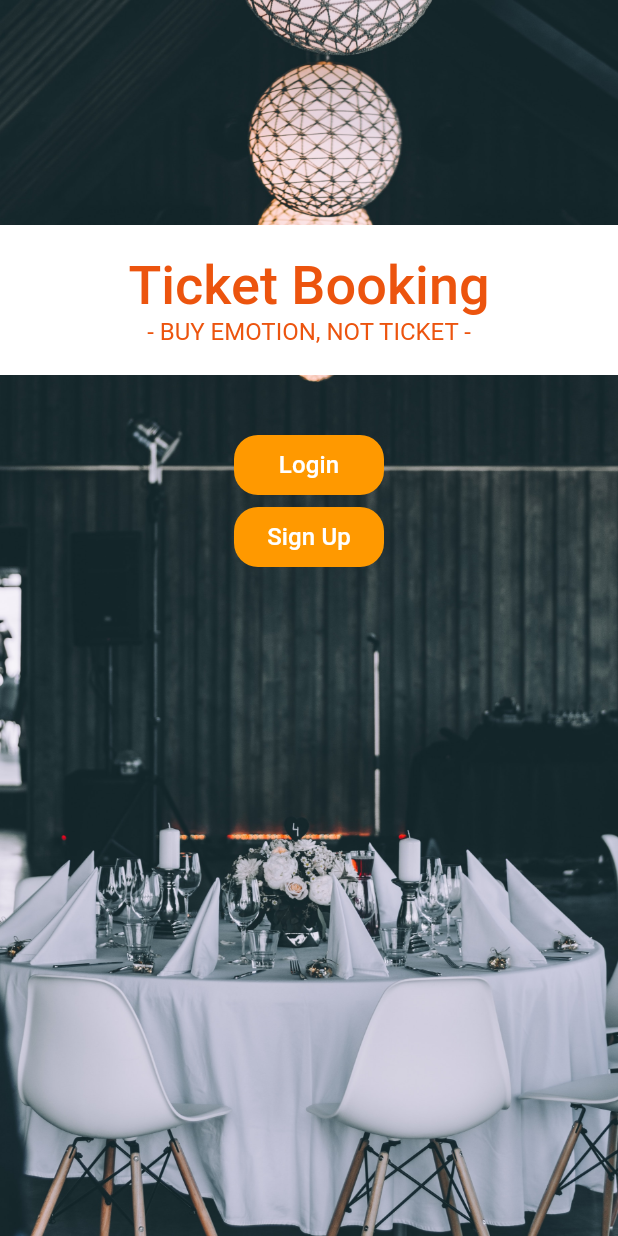
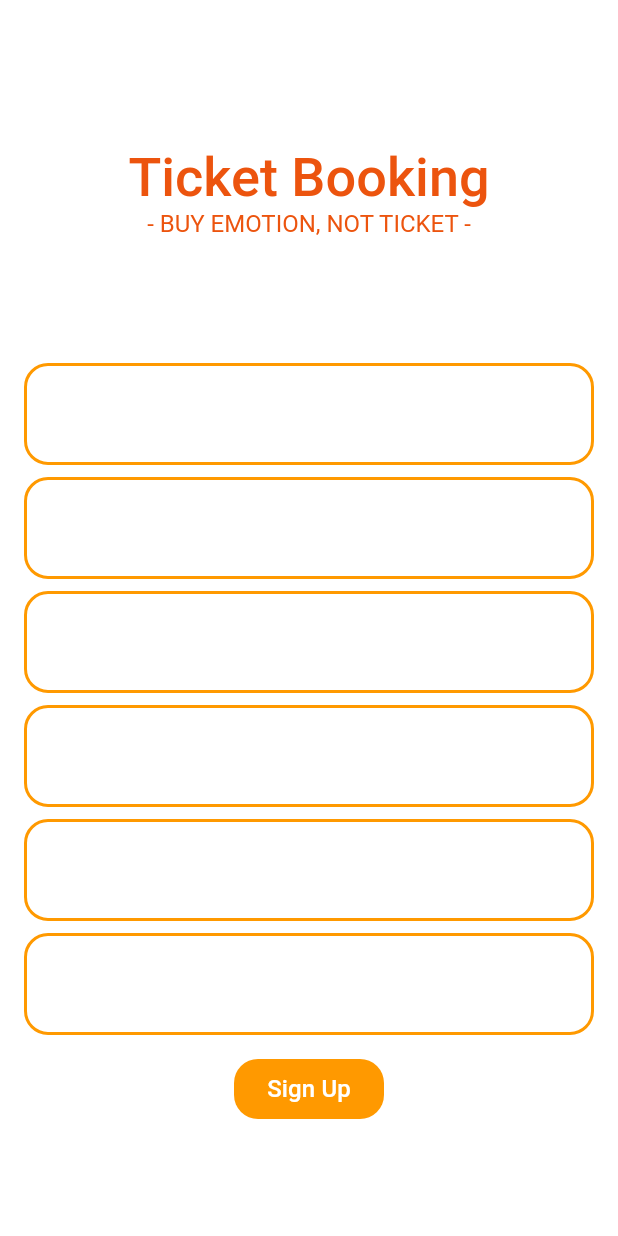
Before and after one commit to OlimjonSN/ticket, a Flutter app: the screen it shows after launch, on a phone screen of 412 x 824 dp. Run offline on Flutter 3.47's test engine with Material 2 defaults, Android fonts, the phone set to English and light mode, and no system bars; our stand-ins replace dio, get_it, internet_connection_checker, shared_preferences; accounts and stored records are empty.

Commit message:
provider

```diff
--- a/lib/features/auth/data/datasource/auth_remote_data.dart
+++ b/lib/features/auth/data/datasource/auth_remote_data.dart
@@ -10,9 +10,9 @@ class AuthRemoteData {
     Response res = await dio.post(
       '/user/registration/',
       data: usermodel.toJson()..addAll({'password': password, 'password1': password1}),
-
     );
-    return res.statusCode ?? 400;
+    UserModel userM = UserModel.fromJson(res.data);
+    return userM;
   }
 
   // login
--- a/lib/features/auth/presentation/pages/login_page.dart
+++ b/lib/features/auth/presentation/pages/login_page.dart
@@ -0,0 +1,56 @@
+import 'package:flutter/material.dart';
+
+import '../../../../core/constants/size_constants.dart';
+import '../../../events/presentation/widgets/my_button.dart';
+import '../../widgets/decoration_input.dart';
+import '../../widgets/title.dart';
+
+class RegisterPage extends StatefulWidget {
+  const RegisterPage({super.key});
+
+  @override
+  State<RegisterPage> createState() => _RegisterPageState();
+}
+
+class _RegisterPageState extends State<RegisterPage> {
+  TextEditingController emailController = TextEditingController();
+  TextEditingController passwordController = TextEditingController();
+  @override
+  Widget build(BuildContext context) {
+    return Scaffold(
+        body: Padding(
+      padding: const EdgeInsets.symmetric(horizontal: SizeConstants.paddingLarge),
+      child: Column(
+        mainAxisAlignment: MainAxisAlignment.center,
+        children: [
+          const MyTitle(),
+          const SizedBox(height: SizeConstants.paddingXXLarge),
+          Padding(
+            padding: const EdgeInsets.symmetric(vertical: SizeConstants.paddingMedium),
+            child: TextFormField(
+              cursorColor: Theme.of(context).colorScheme.secondary,
+              controller: emailController,
+              decoration: decorationInput('Enter your email', context),
+            ),
+          ),
+          TextFormField(controller: passwordController, obscureText: true, cursorColor: Theme.of(context).colorScheme.secondary, decoration: decorationInput('password', context)),
+          const SizedBox(height: SizeConstants.paddingLarge),
+           const MyButton(
+            text: 'Sign Up',
+          ),
+        ],
+      ),
+    ));
+  }
+
+  // void registFunc() async {
+  //   final authProvider = Provider.of<AuthProvider>(context, listen: false);
+
+  //   UserModel userModel = UserModel(
+  //     firstName: nameController.text,
+  //     email: emailController.text,
+  //   );
+  //   String password = passwordController.text;
+  //   authProvider.register(userModel, password, password);
+  // }
+}
--- a/lib/features/auth/presentation/pages/register_page.dart
+++ b/lib/features/auth/presentation/pages/register_page.dart
@@ -1,17 +1,40 @@
 import 'package:flutter/material.dart';
+import 'package:provider/provider.dart';
 import 'package:ticket/core/constants/size_constants.dart';
+import 'package:ticket/features/auth/data/models/user_model.dart';
 import 'package:ticket/features/auth/widgets/decoration_input.dart';
 import 'package:ticket/features/auth/widgets/title.dart';
 import 'package:ticket/features/events/presentation/widgets/my_button.dart';
+import 'package:ticket/injection.dart';
 
-class RegisterPage extends StatelessWidget {
+import '../provider/auth_provider.dart';
+
+class RegisterPage extends StatefulWidget {
   const RegisterPage({super.key});
 
   @override
+  State<RegisterPage> createState() => _RegisterPageState();
+}
+
+class _RegisterPageState extends State<RegisterPage> {
+  @override
+  void dispose() {
+    nameController.clear();
+    emailController.clear();
+    passwordController.clear();
+    password1Controller.clear();
+    super.dispose();
+  }
+
+  TextEditingController nameController = TextEditingController();
+  TextEditingController emailController = TextEditingController();
+  TextEditingController passwordController = TextEditingController();
+  TextEditingController password1Controller = TextEditingController();
+  TextEditingController lastNameController = TextEditingController();
+  TextEditingController userNameController = TextEditingController();
+  String error = '';
+  @override
   Widget build(BuildContext context) {
-    TextEditingController nameController = TextEditingController();
-    TextEditingController emailController = TextEditingController();
-    TextEditingController passwordController = TextEditingController();
     return Scaffold(
         body: Padding(
       padding: const EdgeInsets.symmetric(horizontal: SizeConstants.paddingLarge),
@@ -23,23 +46,62 @@ class RegisterPage extends StatelessWidget {
           TextFormField(
             cursorColor: Theme.of(context).colorScheme.secondary,
             controller: nameController,
-            decoration: decorationInput('Your name', context),
+            decoration: decorationInput('Your name', context, error),
+          ),
+          const SizedBox(
+            height: SizeConstants.paddingMedium,
+          ),
+          TextFormField(
+            cursorColor: Theme.of(context).colorScheme.secondary,
+            controller: lastNameController,
+            decoration: decorationInput('Last name', context, error),
+          ),
+          const SizedBox(
+            height: SizeConstants.paddingMedium,
+          ),
+          TextFormField(
+            cursorColor: Theme.of(context).colorScheme.secondary,
+            controller: userNameController,
+            decoration: decorationInput('username', context, error),
           ),
           Padding(
             padding: const EdgeInsets.symmetric(vertical: SizeConstants.paddingMedium),
             child: TextFormField(
               cursorColor: Theme.of(context).colorScheme.secondary,
               controller: emailController,
-              decoration: decorationInput('Enter your email', context),
+              decoration: decorationInput('Enter your email', context, error),
             ),
           ),
-          TextFormField(controller: passwordController, obscureText: true, cursorColor: Theme.of(context).colorScheme.secondary, decoration: decorationInput('password', context)),
+          TextFormField(controller: passwordController, obscureText: true, cursorColor: Theme.of(context).colorScheme.secondary, decoration: decorationInput('password', context, error)),
+          const SizedBox(
+            height: SizeConstants.paddingMedium,
+          ),
+          TextFormField(controller: password1Controller, obscureText: true, cursorColor: Theme.of(context).colorScheme.secondary, decoration: decorationInput('re enter password', context, error)),
           const SizedBox(height: SizeConstants.paddingLarge),
-          const MyButton(
+          MyButton(
             text: 'Sign Up',
+            onPressed: registFunc,
           ),
         ],
       ),
     ));
   }
+
+  void registFunc() async {
+    final authProvider = Provider.of<AuthProvider>(context, listen: false);
+    UserModel userModel = UserModel(
+      firstName: nameController.text,
+      email: emailController.text,
+      lastName: lastNameController.text,
+      username: userNameController.text,
+    );
+    String password = passwordController.text;
+
+    authProvider.register(userModel, password, password);
+    error = authProvider.error.toString();
+    print(error);
+    if (authProvider.status == Status.authenticated) {
+      print('loged in');
+    }
+  }
 }
--- a/lib/features/auth/presentation/provider/auth_provider.dart
+++ b/lib/features/auth/presentation/provider/auth_provider.dart
@@ -1,3 +1,40 @@
-class AuthProvider{
+import 'package:flutter/material.dart';
+import 'package:ticket/features/auth/data/models/user_model.dart';
+import 'package:ticket/features/auth/data/repositories/auth_repositories.dart';
 
+enum Status { uinitialized, authenticated, authenticating, unauthenticated, error }
+
+class AuthProvider with ChangeNotifier {
+  AuthRepositories authRepositories;
+  AuthProvider({required this.authRepositories});
+  UserModel? userModel;
+  String? error;
+  Status status = Status.uinitialized;
+
+  Future<UserModel> register(UserModel userModel, String password, String password1) async {
+    try {
+      status = Status.authenticating;
+      userModel = await authRepositories.register(userModel, password, password1);
+      status = Status.authenticated;
+      return userModel;
+    } on Exception catch (e) {
+      status = Status.error;
+      error = 'Invalid email or password $e';
+      notifyListeners();
+      throw Exception(e);
+    }
+  }
+  Future<UserModel> login(String email, String password) async {
+    try {
+      status = Status.authenticating;
+      userModel = await authRepositories.login(email, password);
+      status = Status.authenticated;
+      return userModel!;
+    } on Exception catch (e) {
+      status = Status.error;
+      error = 'Invalid email or password $e';
+      notifyListeners();
+      throw Exception(e);
+    }
+  }
 }
--- a/lib/features/auth/widgets/decoration_input.dart
+++ b/lib/features/auth/widgets/decoration_input.dart
@@ -5,8 +5,9 @@ import 'package:flutter/material.dart';
 
 import '../../../core/constants/size_constants.dart';
 
-InputDecoration decorationInput(String text, BuildContext context) {
+InputDecoration decorationInput(String text, BuildContext context, [String error = '']) {
   return InputDecoration(
+    errorText: error.isEmpty ? null : error,
     hintText: text,
     hintStyle: Theme.of(context).textTheme.subtitle1,
     focusedBorder: OutlineInputBorder(
--- a/lib/features/events/presentation/widgets/my_button.dart
+++ b/lib/features/events/presentation/widgets/my_button.dart
@@ -4,9 +4,11 @@ import 'package:flutter/material.dart';
 import 'package:ticket/core/constants/size_constants.dart';
 
 class MyButton extends StatelessWidget {
+  final VoidCallback? onPressed;
   const MyButton({
     super.key,
     required this.text,
+    this.onPressed,
   });
 
   final String text;
@@ -14,7 +16,7 @@ class MyButton extends StatelessWidget {
   @override
   Widget build(BuildContext context) {
     return InkWell(
-      onTap: () {},
+      onTap: onPressed,
       child: Container(
         height: 40,
         width: 100,
--- a/lib/main.dart
+++ b/lib/main.dart
@@ -1,11 +1,14 @@
 import 'package:flutter/material.dart';
-import 'package:ticket/core/Theme/light_theme.dart';
-
-import 'package:ticket/welcome_page.dart';
+import 'package:provider/provider.dart';
 
 import 'core/Theme/dark_theme.dart';
+import 'core/Theme/light_theme.dart';
+import 'features/auth/presentation/pages/register_page.dart';
+import 'features/auth/presentation/provider/auth_provider.dart';
+import 'injection.dart';
 
-void main() {
+void main() async {
+  await init();
   runApp(const MyApp());
 }
 
@@ -15,12 +18,19 @@ class MyApp extends StatelessWidget {
   // This widget is the root of your application.
   @override
   Widget build(BuildContext context) {
-    return MaterialApp(
-      debugShowCheckedModeBanner: false,
-      title: 'Ticket',
-      theme: lightTheme,
-      darkTheme: darkTheme,
-      home: const WelcomPage(),
+    return MultiProvider(
+      providers: [
+        ChangeNotifierProvider<AuthProvider>(
+          create: (_) => sl<AuthProvider>(),
+        ),
+      ],
+      child: MaterialApp(
+        debugShowCheckedModeBanner: false,
+        title: 'Ticket',
+        theme: lightTheme,
+        darkTheme: darkTheme,
+        home: const RegisterPage(),
+      ),
     );
   }
 }
--- a/pubspec.yaml
+++ b/pubspec.yaml
@@ -17,6 +17,8 @@ dependencies:
   shared_preferences: ^2.2.0
   internet_connection_checker:
   cupertino_icons: ^1.0.2
+  provider: ^6.0.5
+  get_it: ^7.6.0
 
 dev_dependencies:
   flutter_test:
```
Also changed, not shown: lib/injection.dart (added, +33 -0 lines), pubspec.lock.
